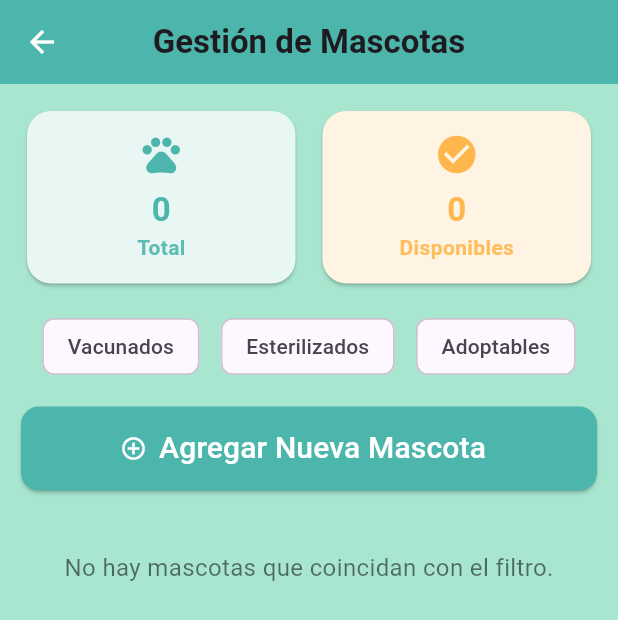
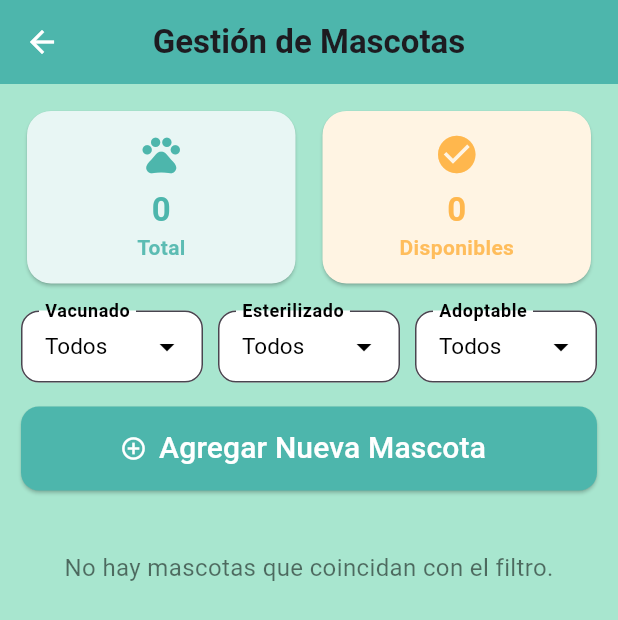
Before and after one commit to luaroca/HuellitAPPmovil, a Flutter app: the GestionMascotasView screen opened directly, on a phone screen of 412 x 824 dp. Shown: the top 620 px of the screen. Run offline on Flutter 3.47's test engine with Material 3 defaults, Android fonts, the phone set to English and light mode, and no system bars; our stand-ins replace cloud_firestore, firebase_auth, firebase_core, geocoding, geolocator, get and 1 more; missing offline and left inert: cloudinary_public; accounts and stored records are empty.

Commit message:
cludinary gestion animales semi final

```diff
--- a/lib/vistas/gestion_mascotaform/gestion_mascotas_view.dart
+++ b/lib/vistas/gestion_mascotaform/gestion_mascotas_view.dart
@@ -13,15 +13,25 @@ class GestionMascotasView extends StatefulWidget {
 
 class _GestionMascotasViewState extends State<GestionMascotasView> {
   final MascotaController controller = Get.put(MascotaController());
-  bool filterVacunado = false;
-  bool filterEsterilizado = false;
-  bool filterAdoptable = false;
+
+  String filterVacunado = "Todos";
+  String filterEsterilizado = "Todos";
+  String filterAdoptable = "Todos";
 
   List<MascotaModel> _applyFilters(List<MascotaModel> mascotas) {
     return mascotas.where((m) {
-      if (filterVacunado && !m.vacunado) return false;
-      if (filterEsterilizado && !m.esterilizado) return false;
-      if (filterAdoptable && !m.disponible) return false;
+      if (filterVacunado != "Todos") {
+        if (filterVacunado == "Vacunado" && !m.vacunado) return false;
+        if (filterVacunado == "No vacunado" && m.vacunado) return false;
+      }
+      if (filterEsterilizado != "Todos") {
+        if (filterEsterilizado == "Esterilizado" && !m.esterilizado) return false;
+        if (filterEsterilizado == "No esterilizado" && m.esterilizado) return false;
+      }
+      if (filterAdoptable != "Todos") {
+        if (filterAdoptable == "Adoptable" && !m.disponible) return false;
+        if (filterAdoptable == "No adoptable" && m.disponible) return false;
+      }
       return true;
     }).toList();
   }
@@ -71,26 +81,38 @@ class _GestionMascotasViewState extends State<GestionMascotasView> {
                 ],
               ),
               const SizedBox(height: 14),
+              // FILTROS COMO MENÚ DESPLEGABLE
               Row(
                 mainAxisAlignment: MainAxisAlignment.spaceEvenly,
                 children: [
-                  FilterChip(
-                    selected: filterVacunado,
-                    label: const Text("Vacunados"),
-                    selectedColor: Colors.green[100],
-                    onSelected: (s) => setState(() => filterVacunado = s),
+                  Expanded(
+                    child: _DropdownFilter(
+                      label: "Vacunado",
+                      value: filterVacunado,
+                      items: const ["Todos", "Vacunado", "No vacunado"],
+                      onChanged: (val) =>
+                          setState(() => filterVacunado = val!),
+                    ),
                   ),
-                  FilterChip(
-                    selected: filterEsterilizado,
-                    label: const Text("Esterilizados"),
-                    selectedColor: Colors.blue[100],
-                    onSelected: (s) => setState(() => filterEsterilizado = s),
+                  const SizedBox(width: 10),
+                  Expanded(
+                    child: _DropdownFilter(
+                      label: "Esterilizado",
+                      value: filterEsterilizado,
+                      items: const ["Todos", "Esterilizado", "No esterilizado"],
+                      onChanged: (val) =>
+                          setState(() => filterEsterilizado = val!),
+                    ),
                   ),
-                  FilterChip(
-                    selected: filterAdoptable,
-                    label: const Text("Adoptables"),
-                    selectedColor: Colors.orange[100],
-                    onSelected: (s) => setState(() => filterAdoptable = s),
+                  const SizedBox(width: 10),
+                  Expanded(
+                    child: _DropdownFilter(
+                      label: "Adoptable",
+                      value: filterAdoptable,
+                      items: const ["Todos", "Adoptable", "No adoptable"],
+                      onChanged: (val) =>
+                          setState(() => filterAdoptable = val!),
+                    ),
                   ),
                 ],
               ),
@@ -167,6 +189,60 @@ class _GestionMascotasViewState extends State<GestionMascotasView> {
   }
 }
 
+class _DropdownFilter extends StatelessWidget {
+  final String label;
+  final String value;
+  final List<String> items;
+  final ValueChanged<String?> onChanged;
+
+  const _DropdownFilter({
+    Key? key,
+    required this.label,
+    required this.value,
+    required this.items,
+    required this.onChanged,
+  }) : super(key: key);
+
+  @override
+  Widget build(BuildContext context) {
+    return Theme(
+      data: Theme.of(context).copyWith(
+        canvasColor: Colors.white,
+      ),
+      child: DropdownButtonFormField<String>(
+        value: value,
+        decoration: InputDecoration(
+          labelText: label,
+          labelStyle: const TextStyle(color: Colors.black, fontWeight: FontWeight.w600),
+          border: OutlineInputBorder(borderRadius: BorderRadius.circular(12)),
+          contentPadding: const EdgeInsets.symmetric(horizontal: 12, vertical: 10),
+          filled: true,
+          fillColor: Colors.white,
+        ),
+        icon: const Icon(Icons.arrow_drop_down, color: Colors.black),
+        dropdownColor: Colors.white,
+        style: const TextStyle(
+            fontSize: 15,
+            fontWeight: FontWeight.bold,
+            color: Colors.black),
+        items: items
+            .map((opcion) => DropdownMenuItem(
+                  value: opcion,
+                  child: Text(
+                    opcion,
+                    style: const TextStyle(
+                        color: Colors.black, fontWeight: FontWeight.normal),
+                  ),
+                ))
+            .toList(),
+        onChanged: onChanged,
+        isExpanded: true,
+      ),
+    );
+  }
+}
+
+// Resto de código igual (no tocado en tu petición, mantiene layout y lógica original)
 class _MascotaCard extends StatelessWidget {
   final MascotaModel mascota;
   final VoidCallback onEdit;
@@ -239,7 +315,6 @@ class _MascotaCard extends StatelessWidget {
                         color: Colors.black54,
                       ),
                       overflow: TextOverflow.ellipsis),
-                  // Descripción scrollable y elegante
                   if (mascota.descripcion != null &&
                       mascota.descripcion!.trim().isNotEmpty) ...[
                     const SizedBox(height: 8),
@@ -332,7 +407,8 @@ class _MascotaCard extends StatelessWidget {
 
   Widget _defaultIcon() => Container(
         color: Colors.teal[50],
-        child: const Center(child: Icon(Icons.pets, color: Colors.teal, size: 50)),
+        child:
+            const Center(child: Icon(Icons.pets, color: Colors.teal, size: 50)),
       );
   Widget _estadoChip(bool activo, String texto, Color color) {
     return Chip(
```
